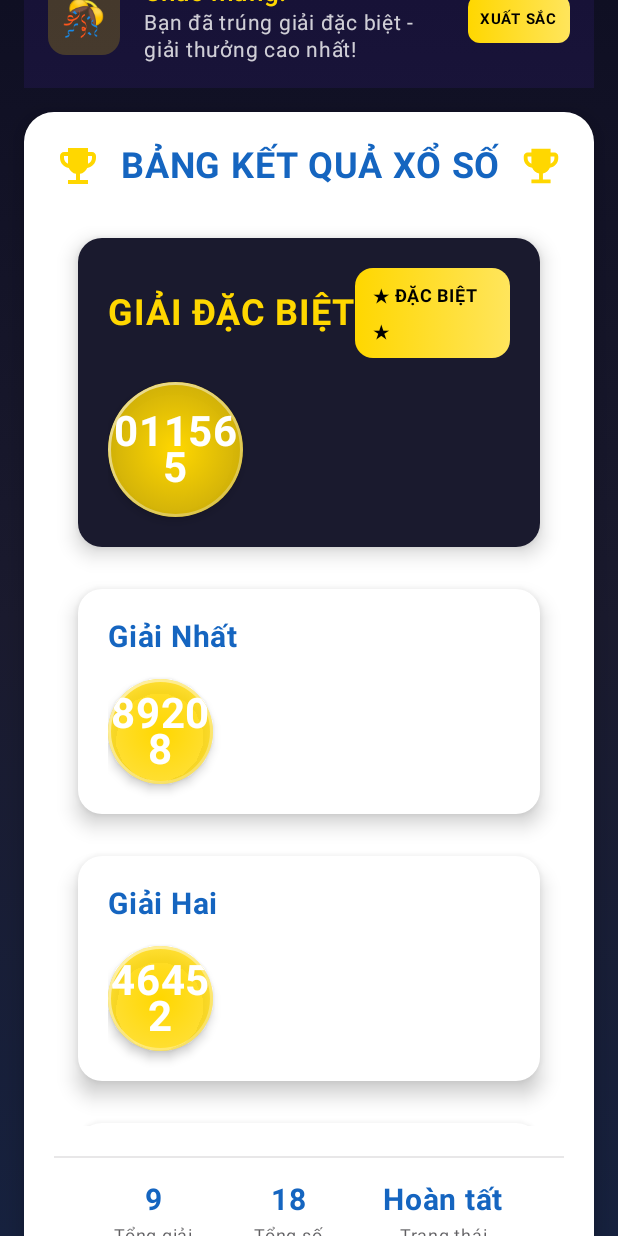
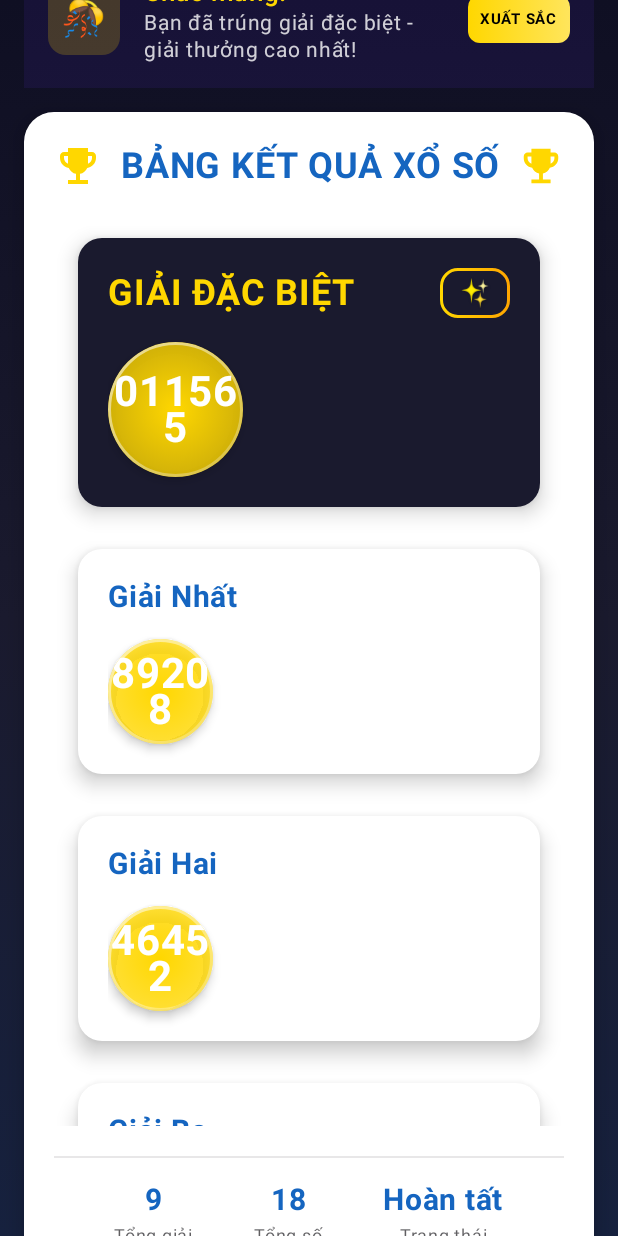
Before and after one commit to TravisHuy/RandomLuckly, an Android app built with Jetpack Compose: the screen it shows after launch (MainActivity), after a tap on "Nhanh", on a phone screen of 412 x 824 dp. Run offline under Robolectric (Android 15) with nearby library versions, the phone set to English and light mode, and no system bars; our stand-ins replace Dagger/Hilt's generated code, Room's generated code; pictures from the network do not load.

Commit message:
update card special lottery

```diff
--- a/app/src/main/java/com/nhathuy/randomlucky/presentation/ui/components/PrizeResultCard.kt
+++ b/app/src/main/java/com/nhathuy/randomlucky/presentation/ui/components/PrizeResultCard.kt
@@ -6,16 +6,22 @@ import androidx.compose.animation.core.spring
 import androidx.compose.animation.expandVertically
 import androidx.compose.animation.fadeIn
 import androidx.compose.foundation.background
+import androidx.compose.foundation.border
 import androidx.compose.foundation.layout.*
 import androidx.compose.foundation.lazy.LazyRow
 import androidx.compose.foundation.lazy.items
 import androidx.compose.foundation.shape.RoundedCornerShape
+import androidx.compose.material.icons.Icons
+import androidx.compose.material.icons.filled.Star
 import androidx.compose.material3.*
 import androidx.compose.runtime.*
 import androidx.compose.ui.Alignment
 import androidx.compose.ui.Modifier
+import androidx.compose.ui.geometry.Offset
 import androidx.compose.ui.graphics.Brush
 import androidx.compose.ui.graphics.Color
+import androidx.compose.ui.graphics.Shadow
+import androidx.compose.ui.text.TextStyle
 import androidx.compose.ui.text.font.FontWeight
 import androidx.compose.ui.unit.dp
 import androidx.compose.ui.unit.sp
@@ -71,18 +77,30 @@ fun PrizeResultCard(result: LotteryResult, isVisible: Boolean, modifier: Modifie
                         Box(
                             modifier = Modifier
                                 .background(
+                                    color = Color.Transparent,
+                                    shape = RoundedCornerShape(12.dp)
+                                )
+                                .border(
+                                    width = 2.dp,
                                     brush = Brush.horizontalGradient(
-                                        colors = listOf(LotteryGold, Color(0xFFFFE55C))
+                                        colors = listOf(Color(0xFFFFD700), Color(0xFFFFA500))
                                     ),
                                     shape = RoundedCornerShape(12.dp)
                                 )
                                 .padding(horizontal = 12.dp, vertical = 6.dp)
                         ) {
                             Text(
-                                text = "★ ĐẶC BIỆT ★",
-                                fontSize = 12.sp,
+                                text = "✨",
+                                fontSize = 18.sp,
+                                color = Color(0xFFFFD700),
                                 fontWeight = FontWeight.Bold,
-                                color = Color.Black
+                                style = TextStyle(
+                                    shadow = Shadow(
+                                        color = Color.Black.copy(alpha = 0.3f),
+                                        offset = Offset(1f, 1f),
+                                        blurRadius = 2f
+                                    )
+                                )
                             )
                         }
                     }
--- a/app/src/main/res/values/themes.xml
+++ b/app/src/main/res/values/themes.xml
@@ -1,5 +1,11 @@
 <?xml version="1.0" encoding="utf-8"?>
-<resources>
+<resources xmlns:tools="http://schemas.android.com/tools">
+    <style name="Theme.RandomLucky" parent="android:Theme.Material.Light.NoActionBar">
+        <!-- Status bar -->
+        <item name="android:statusBarColor">@android:color/transparent</item>
+        <item name="android:windowLightStatusBar">true</item>
 
-    <style name="Theme.RandomLucky" parent="android:Theme.Material.Light.NoActionBar" />
+        <!-- Edge-to-edge -->
+        <item name="android:windowLayoutInDisplayCutoutMode" tools:targetApi="p">shortEdges</item>
+    </style>
 </resources>
```
